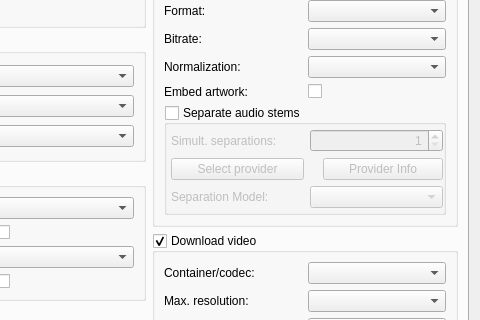
Qt form src/usdb_syncer/gui/forms/SettingsDialog.ui (bohning/usdb_syncer) before a commit; both pictures show x 193 to 673 and y 173 to 493 of the 673 by 933 pixel window.
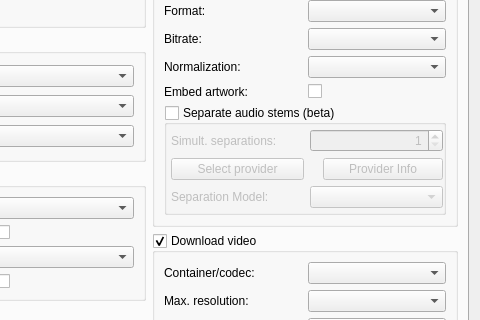
The same form after that commit. Icons and pictures are not drawn. Custom widgets are drawn as their Qt base class.

Commit message: Mark separation as beta

Patch:
```diff
--- a/src/usdb_syncer/gui/forms/SettingsDialog.ui
+++ b/src/usdb_syncer/gui/forms/SettingsDialog.ui
@@ -516,7 +516,7 @@
                </sizepolicy>
               </property>
               <property name="title">
-               <string>Separate audio stems</string>
+               <string>Separate audio stems (beta)</string>
               </property>
               <property name="alignment">
                <set>Qt::AlignmentFlag::AlignLeading|Qt::AlignmentFlag::AlignLeft|Qt::AlignmentFlag::AlignTop</set>
```
